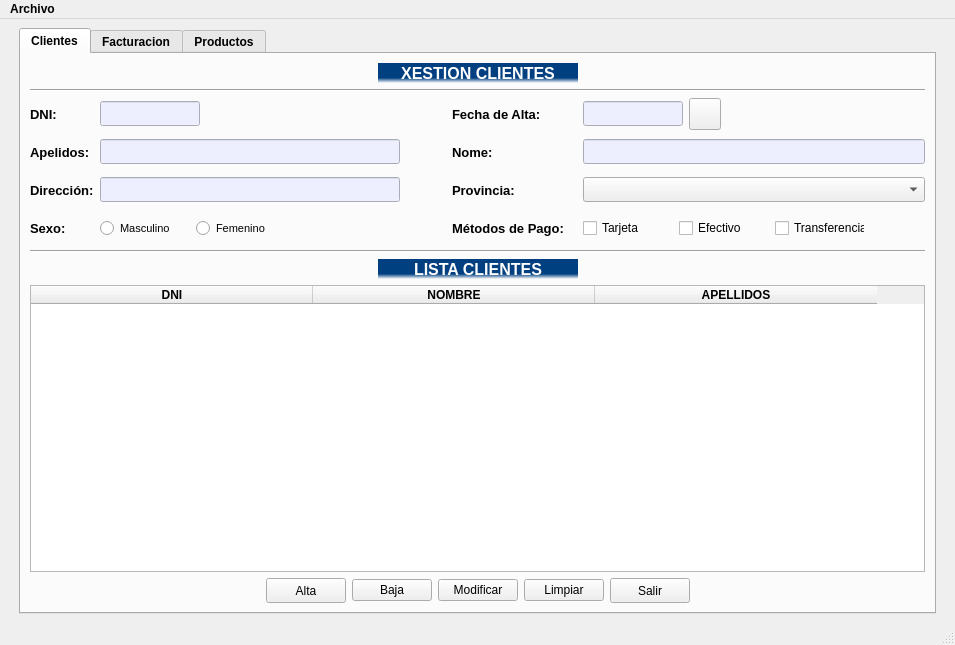
Qt form ventana.ui (MelonRodante/ProyectoUno) before a commit.
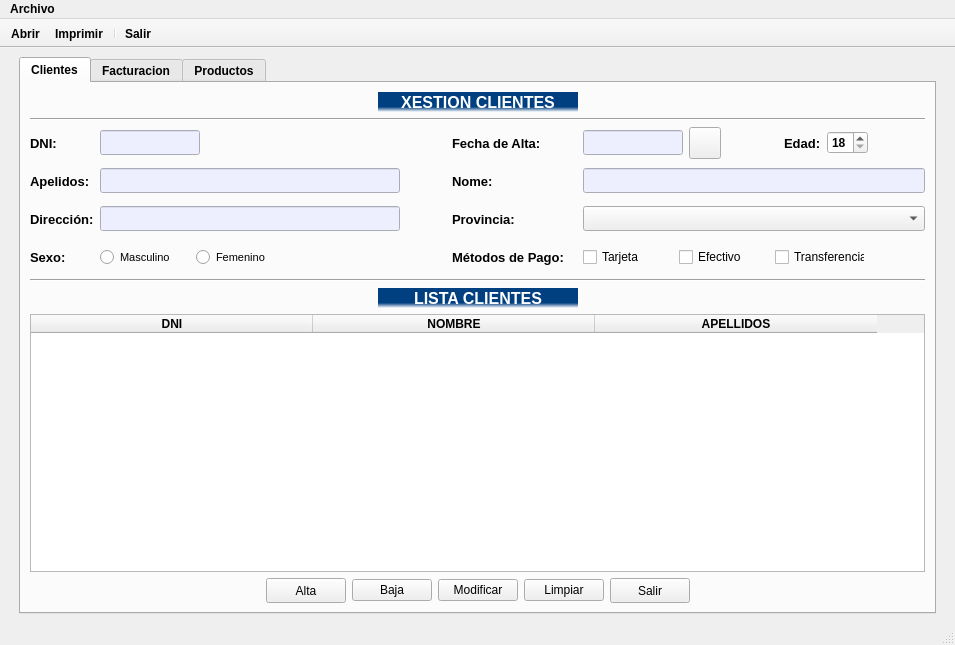
The same form after that commit. Icons and pictures are not drawn.

Commit message: Añadida toolbar

```diff
--- a/ventana.ui
+++ b/ventana.ui
@@ -66,7 +66,7 @@
         <string>Clientes</string>
        </attribute>
        <layout class="QGridLayout" name="gridLayout_3">
-        <item row="0" column="0">
+        <item row="0" column="1">
          <layout class="QGridLayout" name="gridLayout">
           <property name="sizeConstraint">
            <enum>QLayout::SetDefaultConstraint</enum>
@@ -77,70 +77,7 @@
           <property name="bottomMargin">
            <number>0</number>
           </property>
-          <item row="4" column="0">
-           <widget class="QLabel" name="lblApellidos">
-            <property name="sizePolicy">
-             <sizepolicy hsizetype="Fixed" vsizetype="Fixed">
-              <horstretch>0</horstretch>
-              <verstretch>0</verstretch>
-             </sizepolicy>
-            </property>
-            <property name="minimumSize">
-             <size>
-              <width>64</width>
-              <height>32</height>
-             </size>
-            </property>
-            <property name="maximumSize">
-             <size>
-              <width>64</width>
-              <height>32</height>
-             </size>
-            </property>
-            <property name="font">
-             <font>
-              <family>Tahoma</family>
-              <pointsize>10</pointsize>
-              <weight>75</weight>
-              <bold>true</bold>
-             </font>
-            </property>
-            <property name="text">
-             <string>Apelidos:</string>
-            </property>
-           </widget>
-          </item>
-          <item row="4" column="1">
-           <widget class="QLineEdit" name="editApellido">
-            <property name="minimumSize">
-             <size>
-              <width>300</width>
-              <height>25</height>
-             </size>
-            </property>
-            <property name="maximumSize">
-             <size>
-              <width>300</width>
-              <height>25</height>
-             </size>
-            </property>
-            <property name="font">
-             <font>
-              <family>Calibri</family>
-              <pointsize>12</pointsize>
-              <weight>50</weight>
-              <bold>false</bold>
-             </font>
-            </property>
-            <property name="styleSheet">
-             <string notr="true">background-color: rgb(237, 239, 255);</string>
-            </property>
-            <property name="text">
-             <string/>
-            </property>
-           </widget>
-          </item>
-          <item row="3" column="0">
+          <item row="2" column="0">
            <widget class="QLabel" name="lblDNI">
             <property name="sizePolicy">
              <sizepolicy hsizetype="Fixed" vsizetype="Fixed">
@@ -173,7 +110,37 @@
             </property>
            </widget>
           </item>
-          <item row="3" column="3">
+          <item row="3" column="1">
+           <widget class="QLineEdit" name="editApellido">
+            <property name="minimumSize">
+             <size>
+              <width>300</width>
+              <height>25</height>
+             </size>
+            </property>
+            <property name="maximumSize">
+             <size>
+              <width>300</width>
+              <height>25</height>
+             </size>
+            </property>
+            <property name="font">
+             <font>
+              <family>Calibri</family>
+              <pointsize>12</pointsize>
+              <weight>50</weight>
+              <bold>false</bold>
+             </font>
+            </property>
+            <property name="styleSheet">
+             <string notr="true">background-color: rgb(237, 239, 255);</string>
+            </property>
+            <property name="text">
+             <string/>
+            </property>
+           </widget>
+          </item>
+          <item row="2" column="3">
            <widget class="QLabel" name="lblFecha">
             <property name="sizePolicy">
              <sizepolicy hsizetype="Fixed" vsizetype="Fixed">
@@ -209,7 +176,47 @@
             </property>
            </widget>
           </item>
-          <item row="10" column="0" colspan="5">
+          <item row="3" column="0">
+           <widget class="QLabel" name="lblApellidos">
+            <property name="sizePolicy">
+             <sizepolicy hsizetype="Fixed" vsizetype="Fixed">
+              <horstretch>0</horstretch>
+              <verstretch>0</verstretch>
+             </sizepolicy>
+            </property>
+            <property name="minimumSize">
+             <size>
+              <width>64</width>
+              <height>32</height>
+             </size>
+            </property>
+            <property name="maximumSize">
+             <size>
+              <width>64</width>
+              <height>32</height>
+             </size>
+            </property>
+            <property name="font">
+             <font>
+              <family>Tahoma</family>
+              <pointsize>10</pointsize>
+              <weight>75</weight>
+              <bold>true</bold>
+             </font>
+            </property>
+            <property name="text">
+             <string>Apelidos:</string>
+            </property>
+           </widget>
+          </item>
+          <item row="6" column="0" colspan="5">
+           <widget class="Line" name="lineaInferior">
+            <property name="orientation">
+             <enum>Qt::Horizontal</enum>
+            </property>
+           </widget>
+          </item>
+          <item row="9" column="0" colspan="5">
            <layout class="QHBoxLayout" name="hlBotones">
             <item>
              <spacer name="horizontalSpacer_4">
@@ -328,14 +335,76 @@
             </item>
            </layout>
           </item>
-          <item row="7" column="0" colspan="5">
-           <widget class="Line" name="lineaInferior">
-            <property name="orientation">
-             <enum>Qt::Horizontal</enum>
+          <item row="3" column="4">
+           <widget class="QLineEdit" name="editNombre">
+            <property name="sizePolicy">
+             <sizepolicy hsizetype="Fixed" vsizetype="Fixed">
+              <horstretch>0</horstretch>
+              <verstretch>0</verstretch>
+             </sizepolicy>
             </property>
+            <property name="minimumSize">
+             <size>
+              <width>342</width>
+              <height>25</height>
+             </size>
+            </property>
+            <property name="maximumSize">
+             <size>
+              <width>342</width>
+              <height>25</height>
+             </size>
+            </property>
+            <property name="font">
+             <font>
+              <family>Calibri</family>
+              <pointsize>12</pointsize>
+              <weight>50</weight>
+              <bold>false</bold>
+             </font>
+            </property>
+            <property name="styleSheet">
+             <string notr="true">background-color: rgb(237, 239, 255);</string>
+            </property>
+            <property name="text">
+             <string/>
+            </property>
            </widget>
           </item>
-          <item row="6" column="1">
+          <item row="4" column="0">
+           <widget class="QLabel" name="lblDireccion">
+            <property name="sizePolicy">
+             <sizepolicy hsizetype="Fixed" vsizetype="Fixed">
+              <horstretch>0</horstretch>
+              <verstretch>0</verstretch>
+             </sizepolicy>
+            </property>
+            <property name="minimumSize">
+             <size>
+              <width>64</width>
+              <height>32</height>
+             </size>
+            </property>
+            <property name="maximumSize">
+             <size>
+              <width>64</width>
+              <height>32</height>
+             </size>
+            </property>
+            <property name="font">
+             <font>
+              <family>Tahoma</family>
+              <pointsize>10</pointsize>
+              <weight>75</weight>
+              <bold>true</bold>
+             </font>
+            </property>
+            <property name="text">
+             <string>Dirección:</string>
+            </property>
+           </widget>
+          </item>
+          <item row="5" column="1">
            <layout class="QHBoxLayout" name="hlSexo">
             <item>
              <widget class="QRadioButton" name="rbtMasc">
@@ -418,77 +487,11 @@
             </item>
            </layout>
           </item>
-          <item row="4" column="4">
-           <widget class="QLineEdit" name="editNombre">
-            <property name="sizePolicy">
-             <sizepolicy hsizetype="Fixed" vsizetype="Fixed">
-              <horstretch>0</horstretch>
-              <verstretch>0</verstretch>
-             </sizepolicy>
-            </property>
-            <property name="minimumSize">
-             <size>
-              <width>342</width>
-              <height>25</height>
-             </size>
-            </property>
-            <property name="maximumSize">
-             <size>
-              <width>342</width>
-              <height>25</height>
-             </size>
-            </property>
-            <property name="font">
-             <font>
-              <family>Calibri</family>
-              <pointsize>12</pointsize>
-              <weight>50</weight>
-              <bold>false</bold>
-             </font>
-            </property>
-            <property name="styleSheet">
-             <string notr="true">background-color: rgb(237, 239, 255);</string>
-            </property>
-            <property name="text">
-             <string/>
-            </property>
-           </widget>
-          </item>
-          <item row="5" column="0">
-           <widget class="QLabel" name="lblDireccion">
-            <property name="sizePolicy">
-             <sizepolicy hsizetype="Fixed" vsizetype="Fixed">
-              <horstretch>0</horstretch>
-              <verstretch>0</verstretch>
-             </sizepolicy>
-            </property>
-            <property name="minimumSize">
-             <size>
-              <width>64</width>
-              <height>32</height>
-             </size>
-            </property>
-            <property name="maximumSize">
-             <size>
-              <width>64</width>
-              <height>32</height>
-             </size>
-            </property>
-            <property name="font">
-             <font>
-              <family>Tahoma</family>
-              <pointsize>10</pointsize>
-              <weight>75</weight>
-              <bold>true</bold>
-             </font>
-            </property>
-            <property name="text">
-             <string>Dirección:</string>
-            </property>
-           </widget>
-          </item>
-          <item row="3" column="1">
+          <item row="2" column="1">
            <layout class="QHBoxLayout" name="hlDni">
+            <property name="sizeConstraint">
+             <enum>QLayout::SetDefaultConstraint</enum>
+            </property>
             <item>
              <widget class="QLineEdit" name="editDNI">
               <property name="sizePolicy">
@@ -566,6 +569,9 @@
               <property name="orientation">
                <enum>Qt::Horizontal</enum>
               </property>
+              <property name="sizeType">
+               <enum>QSizePolicy::Expanding</enum>
+              </property>
               <property name="sizeHint" stdset="0">
                <size>
                 <width>40</width>
@@ -576,7 +582,63 @@
             </item>
            </layout>
           </item>
-          <item row="3" column="4">
+          <item row="1" column="0" colspan="5">
+           <widget class="Line" name="lineaSuperior">
+            <property name="orientation">
+             <enum>Qt::Horizontal</enum>
+            </property>
+           </widget>
+          </item>
+          <item row="5" column="0">
+           <widget class="QLabel" name="lblSexo">
+            <property name="sizePolicy">
+             <sizepolicy hsizetype="Fixed" vsizetype="Fixed">
+              <horstretch>0</horstretch>
+              <verstretch>0</verstretch>
+             </sizepolicy>
+            </property>
+            <property name="minimumSize">
+             <size>
+              <width>64</width>
+              <height>32</height>
+             </size>
+            </property>
+            <property name="maximumSize">
+             <size>
+              <width>64</width>
+              <height>32</height>
+             </size>
+            </property>
+            <property name="font">
+             <font>
+              <family>Tahoma</family>
+              <pointsize>10</pointsize>
+              <weight>75</weight>
+              <bold>true</bold>
+             </font>
+            </property>
+            <property name="text">
+             <string>Sexo:</string>
+            </property>
+           </widget>
+          </item>
+          <item row="4" column="4">
+           <widget class="QComboBox" name="cmbProvincia">
+            <property name="minimumSize">
+             <size>
+              <width>342</width>
+              <height>25</height>
+             </size>
+            </property>
+            <property name="maximumSize">
+             <size>
+              <width>342</width>
+              <height>25</height>
+             </size>
+            </property>
+           </widget>
+          </item>
+          <item row="2" column="4">
            <layout class="QHBoxLayout" name="hlFecha">
             <item>
              <widget class="QLineEdit" name="editFecha">
@@ -676,6 +738,41 @@
               </property>
              </widget>
             </item>
+            <item>
+             <spacer name="horizontalSpacer_14">
+              <property name="orientation">
+               <enum>Qt::Horizontal</enum>
+              </property>
+              <property name="sizeHint" stdset="0">
+               <size>
+                <width>40</width>
+                <height>20</height>
+               </size>
+              </property>
+             </spacer>
+            </item>
+            <item>
+             <widget class="QLabel" name="lblEdad">
+              <property name="font">
+               <font>
+                <family>Tahoma</family>
+                <pointsize>10</pointsize>
+                <weight>75</weight>
+                <bold>true</bold>
+               </font>
+              </property>
+              <property name="text">
+               <string>Edad:</string>
+              </property>
+             </widget>
+            </item>
+            <item>
+             <widget class="QSpinBox" name="spinEdad">
+              <property name="minimum">
+               <number>18</number>
+              </property>
+             </widget>
+            </item>
             <item>
              <spacer name="horizontalSpacer">
               <property name="orientation">
@@ -691,59 +788,33 @@
             </item>
            </layout>
           </item>
-          <item row="5" column="4">
-           <widget class="QComboBox" name="cmbProvincia">
+          <item row="4" column="1">
+           <widget class="QLineEdit" name="editDireccion">
             <property name="minimumSize">
              <size>
-              <width>342</width>
+              <width>300</width>
               <height>25</height>
              </size>
             </property>
             <property name="maximumSize">
              <size>
-              <width>342</width>
+              <width>300</width>
               <height>25</height>
-             </size>
-            </property>
-           </widget>
-          </item>
-          <item row="1" column="0" colspan="5">
-           <widget class="Line" name="lineaSuperior">
-            <property name="orientation">
-             <enum>Qt::Horizontal</enum>
-            </property>
-           </widget>
-          </item>
-          <item row="6" column="0">
-           <widget class="QLabel" name="lblSexo">
-            <property name="sizePolicy">
-             <sizepolicy hsizetype="Fixed" vsizetype="Fixed">
-              <horstretch>0</horstretch>
-              <verstretch>0</verstretch>
-             </sizepolicy>
-            </property>
-            <property name="minimumSize">
-             <size>
-              <width>64</width>
-              <height>32</height>
-             </size>
-            </property>
-            <property name="maximumSize">
-             <size>
-              <width>64</width>
-              <height>32</height>
              </size>
             </property>
             <property name="font">
              <font>
-              <family>Tahoma</family>
-              <pointsize>10</pointsize>
-              <weight>75</weight>
-              <bold>true</bold>
+              <family>Calibri</family>
+              <pointsize>12</pointsize>
+              <weight>50</weight>
+              <bold>false</bold>
              </font>
             </property>
+            <property name="styleSheet">
+             <string notr="true">background-color: rgb(237, 239, 255);</string>
+            </property>
             <property name="text">
-             <string>Sexo:</string>
+             <string/>
             </property>
            </widget>
           </item>
@@ -816,37 +887,7 @@
             </item>
            </layout>
           </item>
-          <item row="5" column="1">
-           <widget class="QLineEdit" name="editDireccion">
-            <property name="minimumSize">
-             <size>
-              <width>300</width>
-              <height>25</height>
-             </size>
-            </property>
-            <property name="maximumSize">
-             <size>
-              <width>300</width>
-              <height>25</height>
-             </size>
-            </property>
-            <property name="font">
-             <font>
-              <family>Calibri</family>
-              <pointsize>12</pointsize>
-              <weight>50</weight>
-              <bold>false</bold>
-             </font>
-            </property>
-            <property name="styleSheet">
-             <string notr="true">background-color: rgb(237, 239, 255);</string>
-            </property>
-            <property name="text">
-             <string/>
-            </property>
-           </widget>
-          </item>
-          <item row="4" column="3">
+          <item row="3" column="3">
            <widget class="QLabel" name="lblNombre">
             <property name="sizePolicy">
              <sizepolicy hsizetype="Fixed" vsizetype="Fixed">
@@ -882,7 +923,7 @@
             </property>
            </widget>
           </item>
-          <item row="6" column="4">
+          <item row="5" column="4">
            <layout class="QHBoxLayout" name="hlMetodosPago">
             <item>
              <widget class="QCheckBox" name="chkTarjeta">
@@ -987,39 +1028,6 @@
            </layout>
           </item>
           <item row="5" column="3">
-           <widget class="QLabel" name="lblProvincia">
-            <property name="sizePolicy">
-             <sizepolicy hsizetype="Fixed" vsizetype="Fixed">
-              <horstretch>0</horstretch>
-              <verstretch>0</verstretch>
-             </sizepolicy>
-            </property>
-            <property name="minimumSize">
-             <size>
-              <width>125</width>
-              <height>32</height>
-             </size>
-            </property>
-            <property name="maximumSize">
-             <size>
-              <width>125</width>
-              <height>32</height>
-             </size>
-            </property>
-            <property name="font">
-             <font>
-              <family>Tahoma</family>
-              <pointsize>10</pointsize>
-              <weight>75</weight>
-              <bold>true</bold>
-             </font>
-            </property>
-            <property name="text">
-             <string>Provincia:</string>
-            </property>
-           </widget>
-          </item>
-          <item row="6" column="3">
            <widget class="QLabel" name="lblPago">
             <property name="sizePolicy">
              <sizepolicy hsizetype="Fixed" vsizetype="Fixed">
@@ -1052,7 +1060,7 @@
             </property>
            </widget>
           </item>
-          <item row="8" column="0" colspan="5">
+          <item row="7" column="0" colspan="5">
            <layout class="QHBoxLayout" name="hlTitulo_2">
             <item>
              <spacer name="horizontalSpacer_10">
@@ -1121,8 +1129,47 @@
             </item>
            </layout>
           </item>
-          <item row="9" column="0" colspan="5">
+          <item row="4" column="3">
+           <widget class="QLabel" name="lblProvincia">
+            <property name="sizePolicy">
+             <sizepolicy hsizetype="Fixed" vsizetype="Fixed">
+              <horstretch>0</horstretch>
+              <verstretch>0</verstretch>
+             </sizepolicy>
+            </property>
+            <property name="minimumSize">
+             <size>
+              <width>125</width>
+              <height>32</height>
+             </size>
+            </property>
+            <property name="maximumSize">
+             <size>
+              <width>125</width>
+              <height>32</height>
+             </size>
+            </property>
+            <property name="font">
+             <font>
+              <family>Tahoma</family>
+              <pointsize>10</pointsize>
+              <weight>75</weight>
+              <bold>true</bold>
+             </font>
+            </property>
+            <property name="text">
+             <string>Provincia:</string>
+            </property>
+           </widget>
+          </item>
+          <item row="8" column="0" colspan="5">
            <widget class="QTableWidget" name="tablaCli">
+            <property name="sizePolicy">
+             <sizepolicy hsizetype="Ignored" vsizetype="Expanding">
+              <horstretch>0</horstretch>
+              <verstretch>0</verstretch>
+             </sizepolicy>
+            </property>
             <property name="styleSheet">
              <string/>
             </property>
@@ -1209,7 +1256,7 @@
             </column>
            </widget>
           </item>
-          <item row="3" column="2">
+          <item row="2" column="2">
            <spacer name="horizontalSpacer_13">
             <property name="orientation">
              <enum>Qt::Horizontal</enum>
@@ -1260,7 +1307,35 @@
    </widget>
    <addaction name="menuArchivo"/>
   </widget>
-  <widget class="QStatusBar" name="statusbar"/>
+  <widget class="QStatusBar" name="statusbar">
+   <property name="enabled">
+    <bool>true</bool>
+   </property>
+   <property name="autoFillBackground">
+    <bool>false</bool>
+   </property>
+  </widget>
+  <widget class="QToolBar" name="toolBar">
+   <property name="windowTitle">
+    <string>toolBar</string>
+   </property>
+   <property name="movable">
+    <bool>false</bool>
+   </property>
+   <property name="floatable">
+    <bool>false</bool>
+   </property>
+   <attribute name="toolBarArea">
+    <enum>TopToolBarArea</enum>
+   </attribute>
+   <attribute name="toolBarBreak">
+    <bool>false</bool>
+   </attribute>
+   <addaction name="toolbarAbrir"/>
+   <addaction name="toolbarImprimir"/>
+   <addaction name="separator"/>
+   <addaction name="toolbarSalir"/>
+  </widget>
   <action name="actionSalir">
    <property name="text">
     <string>Salir</string>
@@ -1269,6 +1344,43 @@
     <string>Ctrl+S</string>
    </property>
   </action>
+  <action name="toolbarSalir">
+   <property name="icon">
+    <iconset resource="img/toolbar.qrc">
+     <normaloff>:/iconoSalir/salir.png</normaloff>:/iconoSalir/salir.png</iconset>
+   </property>
+   <property name="text">
+    <string>Salir</string>
+   </property>
+  </action>
+  <action name="toolbarAbrir">
+   <property name="icon">
+    <iconset resource="img/toolbar.qrc">
+     <normaloff>:/iconoAbrir/abrir.png</normaloff>:/iconoAbrir/abrir.png</iconset>
+   </property>
+   <property name="text">
+    <string>Abrir</string>
+   </property>
+  </action>
+  <action name="toolbarImprimir">
+   <property name="icon">
+    <iconset resource="img/toolbar.qrc">
+     <normaloff>:/iconoImprimir/imprimir.png</normaloff>:/iconoImprimir/imprimir.png</iconset>
+   </property>
+   <property name="text">
+    <string>Imprimir</string>
+   </property>
+  </action>
+  <action name="actionAbrir">
+   <property name="text">
+    <string>Abrir...</string>
+   </property>
+  </action>
+  <action name="actionImprimir">
+   <property name="text">
+    <string>Imprimir...</string>
+   </property>
+  </action>
  </widget>
  <resources>
   <include location="img/calendar.qrc"/>
```
Left out of the diff: 6 changed lines with no effect on the pictures. The commit also changes 11 other files.
